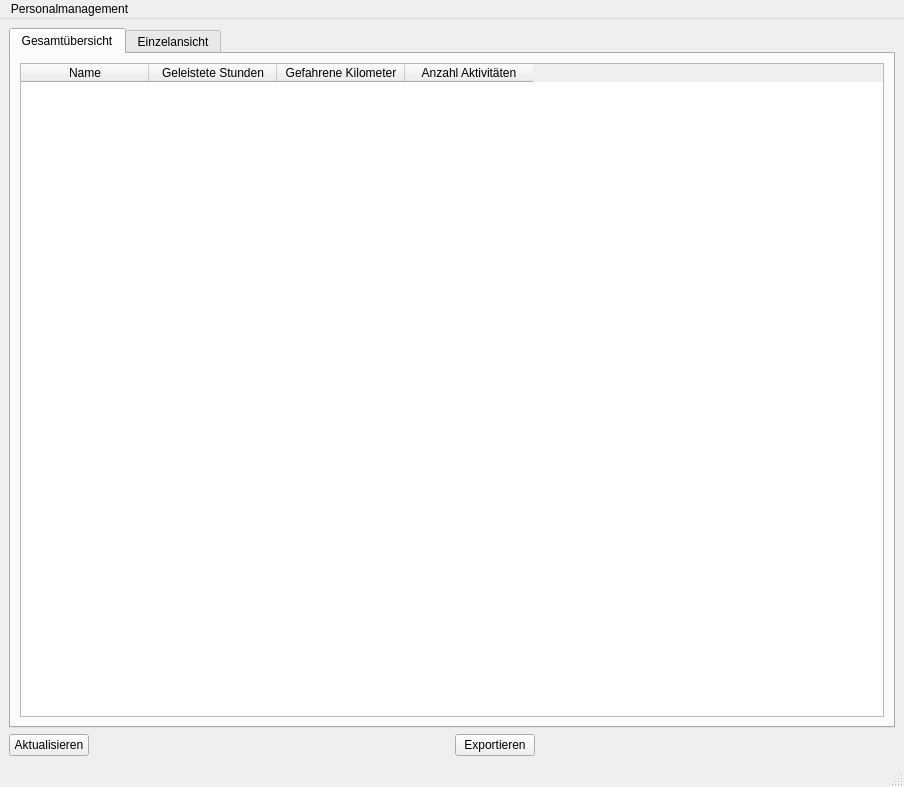
Before: the Qt Designer form Programm/personalwindow.ui in philjosch/Einsatzplaner, drawn with Qt 5.
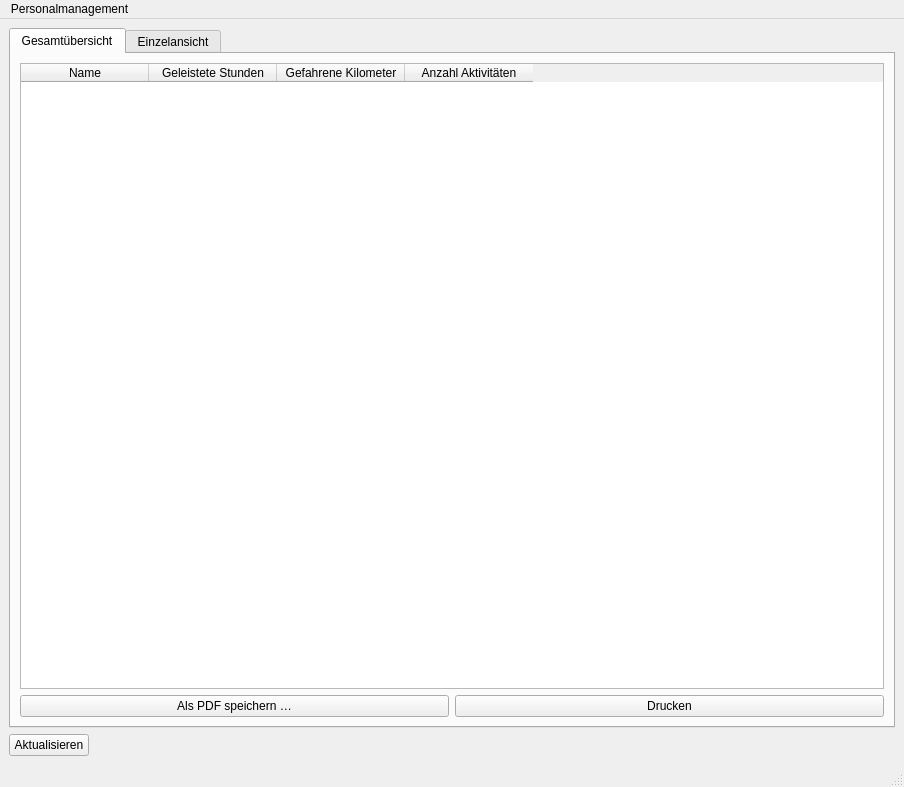
After: the same form once the commit is applied. The open tabs and pages were chosen to show the change.

Commit message:
Export-Funktion implementiert
Die ExportFunktion wurde implementiert.
Die wichtigsten Funktionen können jetzt genutzt werden.

```diff
--- a/Programm/personalwindow.ui
+++ b/Programm/personalwindow.ui
@@ -15,7 +15,20 @@
   </property>
   <widget class="QWidget" name="centralwidget">
    <layout class="QGridLayout" name="gridLayout_6">
-    <item row="0" column="0" colspan="4">
+    <item row="1" column="1">
+     <spacer name="horizontalSpacer">
+      <property name="orientation">
+       <enum>Qt::Horizontal</enum>
+      </property>
+      <property name="sizeHint" stdset="0">
+       <size>
+        <width>391</width>
+        <height>20</height>
+       </size>
+      </property>
+     </spacer>
+    </item>
+    <item row="0" column="0" colspan="3">
      <widget class="QTabWidget" name="tabWidget">
       <property name="currentIndex">
        <number>1</number>
@@ -25,7 +38,21 @@
         <string>Gesamtübersicht</string>
        </attribute>
        <layout class="QGridLayout" name="gridLayout">
-        <item row="0" column="0">
+        <item row="2" column="1">
+         <widget class="QPushButton" name="pushPrint">
+          <property name="text">
+           <string>Drucken</string>
+          </property>
+         </widget>
+        </item>
+        <item row="2" column="0">
+         <widget class="QPushButton" name="pushPDF">
+          <property name="text">
+           <string>Als PDF speichern …</string>
+          </property>
+         </widget>
+        </item>
+        <item row="0" column="0" colspan="2">
          <widget class="QTableWidget" name="tabelleGesamt">
           <property name="editTriggers">
            <set>QAbstractItemView::NoEditTriggers</set>
@@ -457,45 +484,6 @@
       </property>
      </widget>
     </item>
-    <item row="1" column="1">
-     <spacer name="horizontalSpacer">
-      <property name="orientation">
-       <enum>Qt::Horizontal</enum>
-      </property>
-      <property name="sizeHint" stdset="0">
-       <size>
-        <width>391</width>
-        <height>20</height>
-       </size>
-      </property>
-     </spacer>
-    </item>
-    <item row="1" column="2">
-     <widget class="QPushButton" name="pushExport">
-      <property name="toolTip">
-       <string>Tabelle Exportieren</string>
-      </property>
-      <property name="statusTip">
-       <string>Die angezeigte Tabelle exportieren</string>
-      </property>
-      <property name="text">
-       <string>Exportieren</string>
-      </property>
-     </widget>
-    </item>
-    <item row="1" column="3">
-     <spacer name="horizontalSpacer_2">
-      <property name="orientation">
-       <enum>Qt::Horizontal</enum>
-      </property>
-      <property name="sizeHint" stdset="0">
-       <size>
-        <width>390</width>
-        <height>20</height>
-       </size>
-      </property>
-     </spacer>
-    </item>
    </layout>
   </widget>
   <widget class="QMenuBar" name="menubar">
```
Left out of the diff: 421 changed lines with no effect on the pictures. The commit also changes 20 other files.
